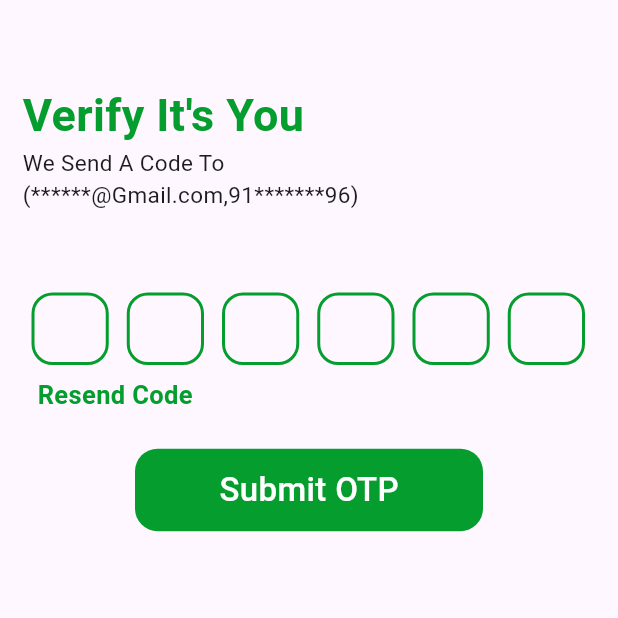
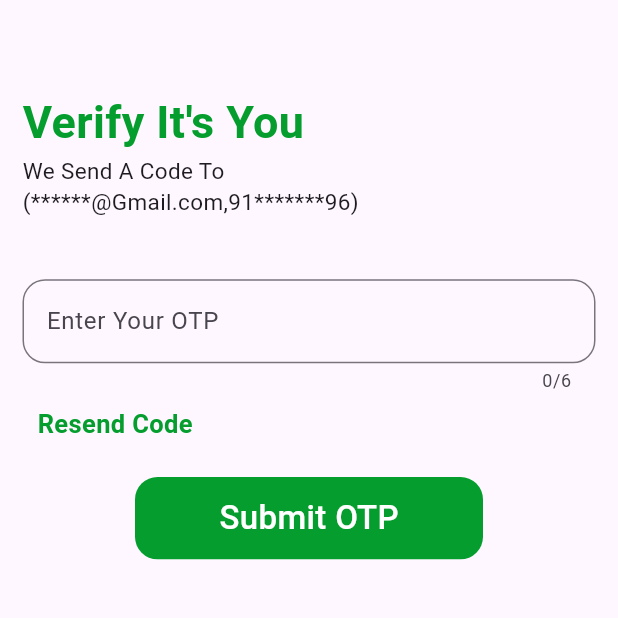
Before and after one commit to MauryaAayush/budget_tracker_app, a Flutter app: the OTPScreen screen opened directly, on a phone screen of 412 x 824 dp, the top half of it. Run offline on Flutter 3.47's test engine with Material 3 defaults, Android fonts, the phone set to English and light mode, and no system bars.

Commit message:
radhe radhe

```diff
--- a/lib/main.dart
+++ b/lib/main.dart
@@ -1,12 +1,11 @@
 import 'package:budget_tracker_app/view/screens/SplashScreen/splash.dart';
 import 'package:budget_tracker_app/view/screens/analyticsScreen/analytics.dart';
-
 import 'package:budget_tracker_app/view/screens/homeScreen/home.dart';
 import 'package:budget_tracker_app/view/screens/log_in/login.dart';
+import 'package:budget_tracker_app/view/screens/otpscreen/otp_screen.dart';
 import 'package:budget_tracker_app/view/screens/sign_up/sign_up.dart';
 import 'package:flutter/material.dart';
 
-//darshan patel
 void main() {
   runApp(const BudgetTracker());
 }
@@ -18,11 +17,12 @@ class BudgetTracker extends StatelessWidget {
   Widget build(BuildContext context) {
     return MaterialApp(
       debugShowCheckedModeBanner: false,
-      initialRoute: '/signUp',
+      initialRoute: '/otp',
       routes: {
         '/': (context) => const SplashScreen(),
         '/signUp': (context) => const SignUp(),
         '/login': (context) => const LogIn(),
+        '/otp' : (context) => const OTPScreen(),
         '/home': (context) => const HomeScreen(),
         '/analytics': (context) => const AnalyticsScreen(),
       },
--- a/lib/utils/color.dart
+++ b/lib/utils/color.dart
@@ -1,4 +1,3 @@
-import 'dart:ui';
 
 import 'package:flutter/material.dart';
 bool dark = true;
--- a/lib/view/screens/otpscreen/otp_screen.dart
+++ b/lib/view/screens/otpscreen/otp_screen.dart
@@ -1,6 +1,4 @@
 import 'package:flutter/material.dart';
-
-import 'components/container_box.dart';
 import 'components/otp_box.dart';
 
 class OTPScreen extends StatefulWidget {
@@ -13,12 +11,13 @@ class OTPScreen extends StatefulWidget {
 class _OTPScreenState extends State<OTPScreen> {
   @override
   Widget build(BuildContext context) {
+
     double height = MediaQuery.of(context).size.height;
     double width = MediaQuery.of(context).size.width;
 
     return Scaffold(
       body: Padding(
-        padding: const EdgeInsets.symmetric(vertical: 55, horizontal: 15),
+        padding: const EdgeInsets.symmetric(vertical: 60, horizontal: 15),
         child: Column(
           crossAxisAlignment: CrossAxisAlignment.start,
           children: [
@@ -37,10 +36,19 @@ class _OTPScreenState extends State<OTPScreen> {
               '(******@Gmail.com,91*******96)',
               style: TextStyle(fontSize: 15),
             ),
-            SizedBox(height: height / 15),
-            Row(
-              children:
-                  List.generate(6, (index) => containerBox(height, width)),
+            SizedBox(height: height / 20),
+            TextFormField(
+              maxLength: 6,
+              decoration: InputDecoration(
+                border: OutlineInputBorder(
+                  borderRadius: BorderRadius.circular(15),
+                ),
+                focusedBorder: OutlineInputBorder(
+                  borderSide: BorderSide(color: Color(0xff059E2E),),
+                  borderRadius: BorderRadius.circular(15),
+                ),
+                labelText: 'Enter Your OTP',
+              ),
             ),
             SizedBox(height: height / 100),
             Padding(
```
